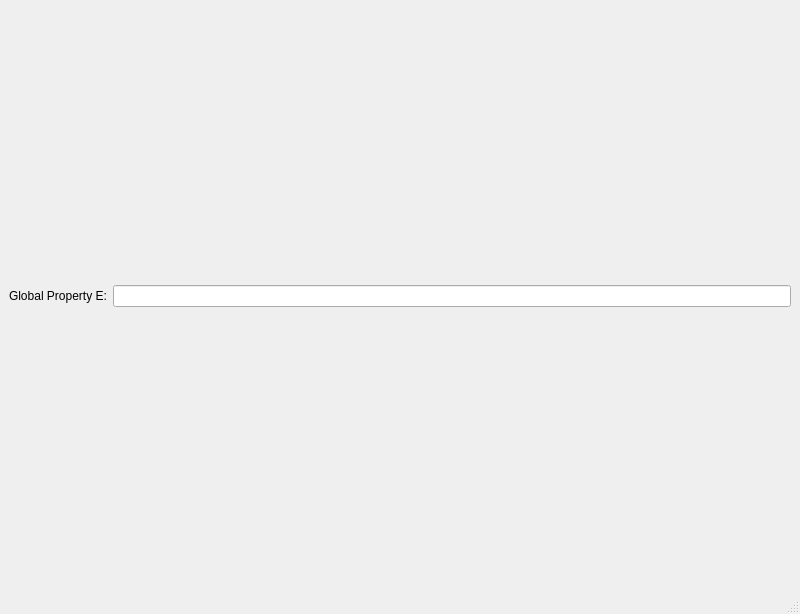
This is scripts/Interface/ui/developer_workshop_reference/developer_workshop_reference_window.ui in samueljackson92/mantid as Qt 5 draws it before an edit. The edited form follows.
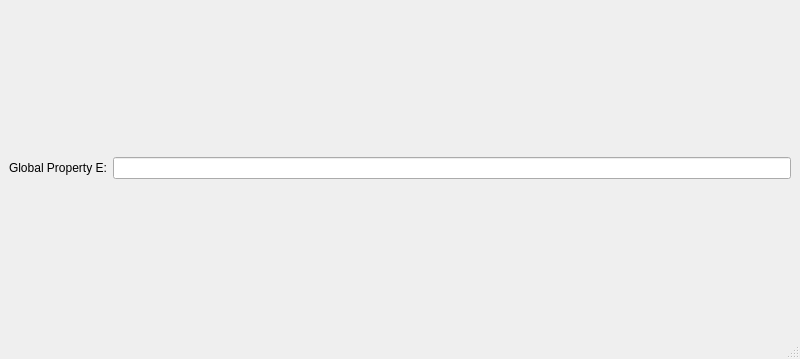
This is the edited form.

Patch:
```diff
--- a/scripts/Interface/ui/developer_workshop_reference/developer_workshop_reference_window.ui
+++ b/scripts/Interface/ui/developer_workshop_reference/developer_workshop_reference_window.ui
@@ -7,7 +7,7 @@
     <x>0</x>
     <y>0</y>
     <width>800</width>
-    <height>614</height>
+    <height>359</height>
    </rect>
   </property>
   <property name="windowTitle">
```
